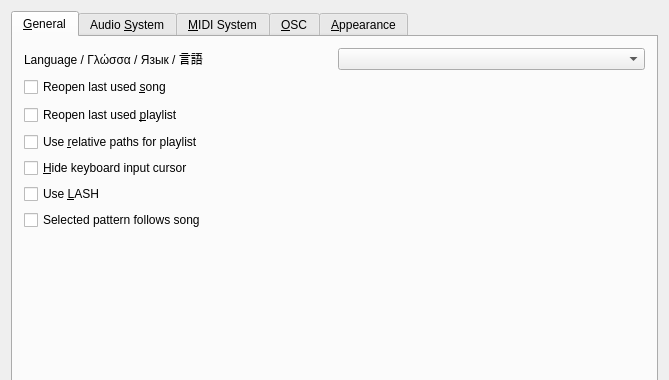
This is src/gui/src/PreferencesDialog/PreferencesDialog_UI.ui in hydrogen-music/hydrogen as Qt 5 draws it before an edit; both pictures show x 0 to 669 and y 0 to 380 of the 669 by 635 pixel window. The edited form follows.
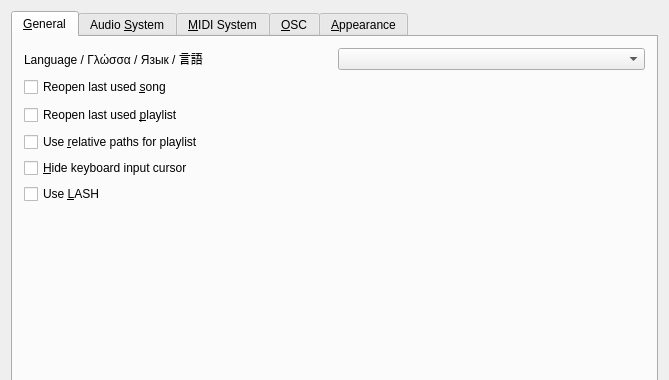
This is the edited form. Custom widgets are drawn as their Qt base class.

Commit message: Lock pattern editor

What changed in the file:
```diff
--- a/src/gui/src/PreferencesDialog/PreferencesDialog_UI.ui
+++ b/src/gui/src/PreferencesDialog/PreferencesDialog_UI.ui
@@ -103,13 +103,6 @@
          </property>
         </widget>
        </item>
-       <item>
-        <widget class="QCheckBox" name="patternFollowsSongCheckbox">
-         <property name="text">
-          <string>Selected pattern follows song</string>
-         </property>
-        </widget>
-       </item>
        <item>
         <spacer name="verticalSpacer_3">
          <property name="orientation">
```
The commit also changes 14 other files.
